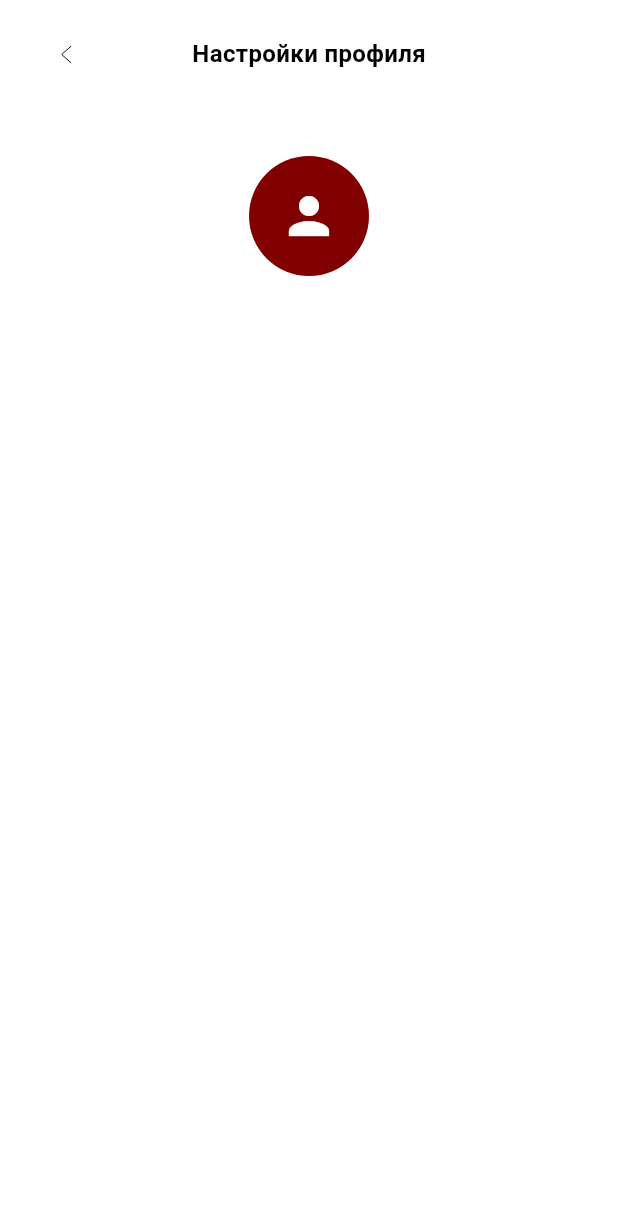
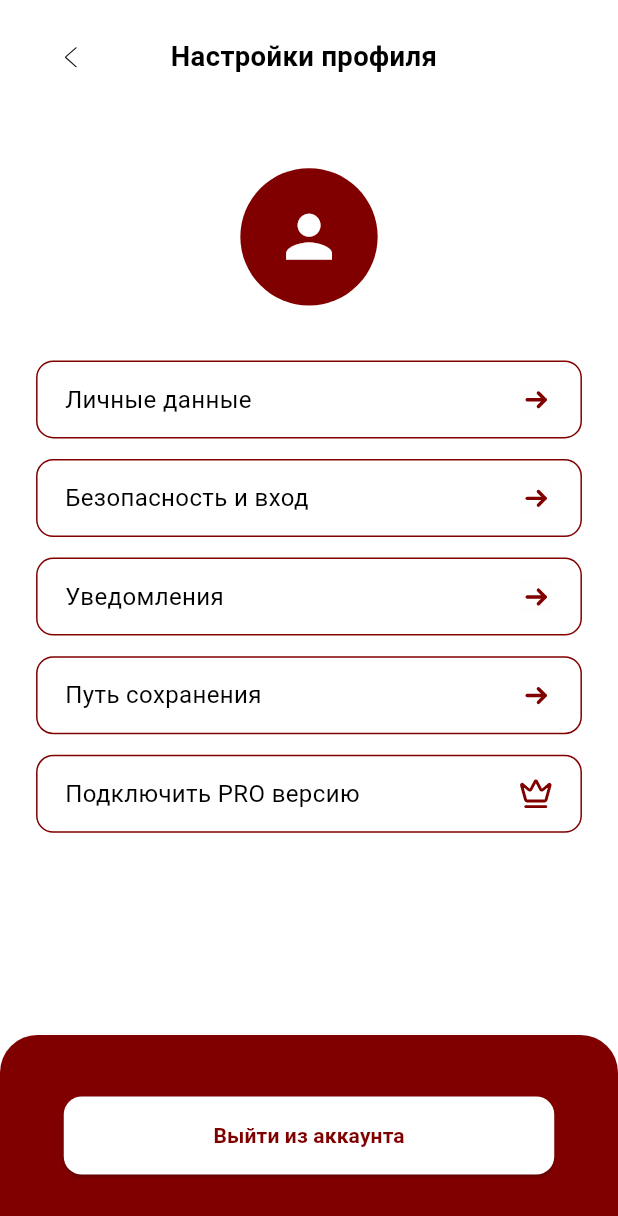
Before and after one commit to Dilvi/LegalScanAI, a Flutter app: the ProfilePage screen opened directly, on a phone screen of 412 x 824 dp. Shown: the top 1216 px of the screen. Run offline on Flutter 3.47's test engine with Material 3 defaults, Android fonts, the phone set to English and light mode, and no system bars; our stand-ins replace flutter_svg, image_picker, lucide_icons; Roboto replaces fonts that are missing (DM Sans).

Commit message:
Update profile_page

```diff
--- a/lib/profile_page.dart
+++ b/lib/profile_page.dart
@@ -1,59 +1,224 @@
 import 'package:flutter/material.dart';
 import 'package:flutter_svg/flutter_svg.dart';
+import 'package:image_picker/image_picker.dart';
+import 'package:lucide_icons/lucide_icons.dart';
+import 'dart:io';
 
-class ProfilePage extends StatelessWidget {
+class ProfilePage extends StatefulWidget {
   const ProfilePage({super.key});
 
   @override
+  State<ProfilePage> createState() => _ProfilePageState();
+}
+
+class _ProfilePageState extends State<ProfilePage> {
+  File? _avatarImage;
+
+  Future<void> _pickAvatarImage() async {
+    final picker = ImagePicker();
+    final picked = await picker.pickImage(source: ImageSource.gallery);
+
+    if (picked != null) {
+      setState(() {
+        _avatarImage = File(picked.path);
+      });
+    }
+  }
+
+  @override
   Widget build(BuildContext context) {
+    final screenWidth = MediaQuery.of(context).size.width;
+    final scale = screenWidth / 360;
+
     return Scaffold(
       backgroundColor: Colors.white,
       body: SafeArea(
         child: Column(
           children: [
-            // Верхняя панель с кнопкой назад и заголовком
+            // Верхняя панель
             Padding(
-              padding: const EdgeInsets.symmetric(horizontal: 20, vertical: 12),
+              padding: EdgeInsets.symmetric(
+                horizontal: 20 * scale,
+                vertical: 12 * scale,
+              ),
               child: Row(
                 mainAxisAlignment: MainAxisAlignment.spaceBetween,
                 children: [
-                  // Кнопка назад
                   IconButton(
                     onPressed: () => Navigator.pop(context),
                     icon: SvgPicture.asset(
                       "assets/back_button.svg",
-                      width: 24,
-                      height: 24,
+                      width: 24 * scale,
+                      height: 24 * scale,
                     ),
                   ),
-                  const Text(
+                  Text(
                     "Настройки профиля",
                     style: TextStyle(
                       fontFamily: 'DM Sans',
-                      fontSize: 16,
+                      fontSize: 16 * scale,
                       fontWeight: FontWeight.bold,
                       color: Colors.black,
                     ),
                   ),
-                  const SizedBox(width: 48), // для симметрии с кнопкой назад
+                  SizedBox(width: 48 * scale),
                 ],
               ),
             ),
 
-            const SizedBox(height: 32),
+            SizedBox(height: 32 * scale),
 
-            // Аватарка-кнопка
+            // Аватарка
             GestureDetector(
-              onTap: () {
-                // TODO: добавить выбор URL-аватарки
-              },
-              child: const CircleAvatar(
-                radius: 40, // 80px диаметр
-                backgroundColor: Color(0xFF800000),
-                child: Icon(Icons.person, size: 40, color: Colors.white),
+              onTap: _pickAvatarImage,
+              child: CircleAvatar(
+                radius: 40 * scale,
+                backgroundColor: const Color(0xFF800000),
+                backgroundImage:
+                _avatarImage != null ? FileImage(_avatarImage!) : null,
+                child: _avatarImage == null
+                    ? Icon(Icons.person,
+                    size: 40 * scale, color: Colors.white)
+                    : null,
               ),
             ),
+
+            SizedBox(height: 32 * scale),
+
+            // Кнопки профиля
+            _buildProfileButton(
+              "Личные данные",
+              SvgPicture.asset(
+                'assets/arrow-right.svg',
+                width: 20 * scale,
+                height: 20 * scale,
+              ),
+              scale,
+            ),
+            SizedBox(height: 12 * scale),
+            _buildProfileButton(
+              "Безопасность и вход",
+              SvgPicture.asset(
+                'assets/arrow-right.svg',
+                width: 20 * scale,
+                height: 20 * scale,
+              ),
+              scale,
+            ),
+            SizedBox(height: 12 * scale),
+            _buildProfileButton(
+              "Уведомления",
+              SvgPicture.asset(
+                'assets/arrow-right.svg',
+                width: 20 * scale,
+                height: 20 * scale,
+              ),
+              scale,
+            ),
+            SizedBox(height: 12 * scale),
+            _buildProfileButton(
+              "Путь сохранения",
+              SvgPicture.asset(
+                'assets/arrow-right.svg',
+                width: 20 * scale,
+                height: 20 * scale,
+              ),
+              scale,
+            ),
+            SizedBox(height: 12 * scale),
+            _buildProfileButton(
+              "Подключить PRO версию",
+              Icon(
+                LucideIcons.crown,
+                size: 20 * scale,
+                color: const Color(0xFF800000),
+              ),
+              scale,
+            ),
           ],
+        ),
+      ),
+
+      // Нижний бар
+      bottomNavigationBar: Container(
+        width: double.infinity,
+        height: 134,
+        decoration: const BoxDecoration(
+          color: Color(0xFF800000),
+          borderRadius: BorderRadius.only(
+            topLeft: Radius.circular(25),
+            topRight: Radius.circular(25),
+          ),
+        ),
+        child: Center(
+          child: SizedBox(
+            width: 327,
+            height: 52,
+            child: ElevatedButton(
+              onPressed: () {
+                // TODO: выход из аккаунта
+              },
+              style: ElevatedButton.styleFrom(
+                backgroundColor: Colors.white,
+                foregroundColor: Color(0xFF800000),
+                shape: RoundedRectangleBorder(
+                  borderRadius: BorderRadius.circular(12),
+                ),
+              ),
+              child: const Text(
+                "Выйти из аккаунта",
+                style: TextStyle(
+                  fontFamily: 'DM Sans',
+                  fontSize: 14,
+                  fontWeight: FontWeight.bold,
+                ),
+              ),
+            ),
+          ),
+        ),
+      ),
+    );
+  }
+
+  // Кнопка с ripple-анимацией
+  Widget _buildProfileButton(String label, Widget icon, double scale) {
+    return Material(
+      color: Colors.transparent,
+      borderRadius: BorderRadius.circular(10 * scale),
+      child: InkWell(
+        onTap: () {
+          debugPrint('$label tapped');
+          // TODO: Навигация или действие
+        },
+        borderRadius: BorderRadius.circular(10 * scale),
+        splashColor: const Color(0x22800000),
+        highlightColor: Colors.transparent,
+        child: Container(
+          width: 318 * scale,
+          height: 52,
+          decoration: BoxDecoration(
+            color: Colors.white,
+            borderRadius: BorderRadius.circular(10 * scale),
+            border: Border.all(
+              color: const Color(0xFF800000),
+              width: 1,
+            ),
+          ),
+          padding: EdgeInsets.symmetric(horizontal: 16 * scale),
+          child: Row(
+            mainAxisAlignment: MainAxisAlignment.spaceBetween,
+            children: [
+              Text(
+                label,
+                style: TextStyle(
+                  fontFamily: 'DM Sans',
+                  fontSize: 14 * scale,
+                  color: Colors.black,
+                ),
+              ),
+              icon,
+            ],
+          ),
         ),
       ),
     );
--- a/pubspec.yaml
+++ b/pubspec.yaml
@@ -31,6 +31,8 @@ dependencies:
   flutter:
     sdk: flutter
   flutter_svg: ^2.0.7
+  image_picker: ^1.0.4
+  lucide_icons: ^0.257.0
 
 
 
```
Also changed, not shown: assets/arrow-right.svg (added), pubspec.lock, 7 other files.
